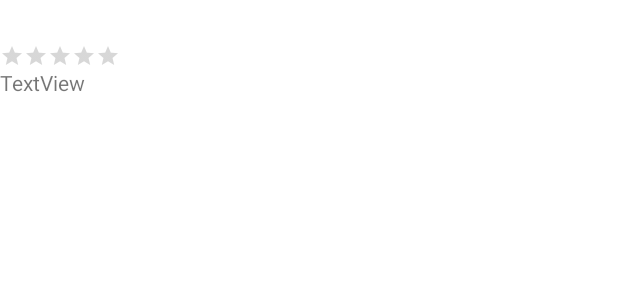
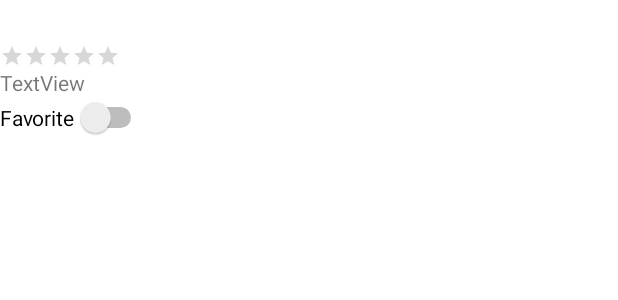
Before and after one commit to alishadnaidu/Flixster, an Android app: the layout activity_movie_details.xml on its own in the app's theme, with its tools: preview values and no code run, on a phone screen of 412 x 824 dp. Shown: the top 300 px of the screen. Run offline under Robolectric (Android 15) with nearby library versions, the light colour scheme and no system bars.

Commit message:
Made rounded corners and a "favorite" toggle

```diff
--- a/app/src/main/java/com/example/flixster/MovieDetailsActivity.java
+++ b/app/src/main/java/com/example/flixster/MovieDetailsActivity.java
@@ -4,6 +4,8 @@ import androidx.appcompat.app.AppCompatActivity;
 
 import android.os.Bundle;
 import android.util.Log;
+import android.view.View;
+import android.widget.Button;
 import android.widget.RatingBar;
 import android.widget.TextView;
 
@@ -35,5 +37,7 @@ public class MovieDetailsActivity extends AppCompatActivity {
 
         float voteAverage = movie.getVoteAverage().floatValue();
         rbVoteAverage.setRating(voteAverage / 2.0f);
+
+
     }
 }
--- a/app/src/main/res/layout-land/item_movie.xml
+++ b/app/src/main/res/layout-land/item_movie.xml
@@ -8,7 +8,7 @@
     <ImageView
         android:id="@+id/ivPoster"
         android:layout_width="350dp"
-        android:layout_height="wrap_content"
+        android:layout_height="200dp"
         android:layout_alignParentStart="true"
         android:layout_alignParentTop="true"
         android:layout_marginStart="0dp"
--- a/app/src/main/res/layout/activity_movie_details.xml
+++ b/app/src/main/res/layout/activity_movie_details.xml
@@ -21,6 +21,7 @@
         android:layout_width="wrap_content"
         android:layout_height="wrap_content"
         android:numStars="5"
+        android:progressTint="#FBD203"
         android:stepSize="0.5"
         app:layout_constraintTop_toBottomOf="@+id/tvTitle" />
 
@@ -31,4 +32,13 @@
         android:text="TextView"
         app:layout_constraintStart_toStartOf="parent"
         app:layout_constraintTop_toBottomOf="@+id/rbVoteAverage" />
+
+    <Switch
+        android:id="@+id/favoriteSwitch"
+        android:layout_width="wrap_content"
+        android:layout_height="wrap_content"
+        android:text="Favorite"
+        app:layout_constraintTop_toBottomOf="@+id/tvOverview"
+        tools:layout_editor_absoluteX="0dp" />
+
 </androidx.constraintlayout.widget.ConstraintLayout>
--- a/app/src/main/res/layout/item_movie.xml
+++ b/app/src/main/res/layout/item_movie.xml
@@ -8,7 +8,7 @@
     <ImageView
         android:id="@+id/ivPoster"
         android:layout_width="120dp"
-        android:layout_height="wrap_content"
+        android:layout_height="180dp"
         android:layout_alignParentStart="true"
         android:layout_alignParentTop="true"
         android:layout_marginStart="0dp"
```
Also changed, not shown: app/build.gradle (+10 -0 lines), app/src/main/java/com/example/flixster/adapters/MovieAdapter.java (+22 -1 lines), app/src/main/res/drawable/emptyheart.png (added), app/src/main/res/drawable/filledheart.png (added).
